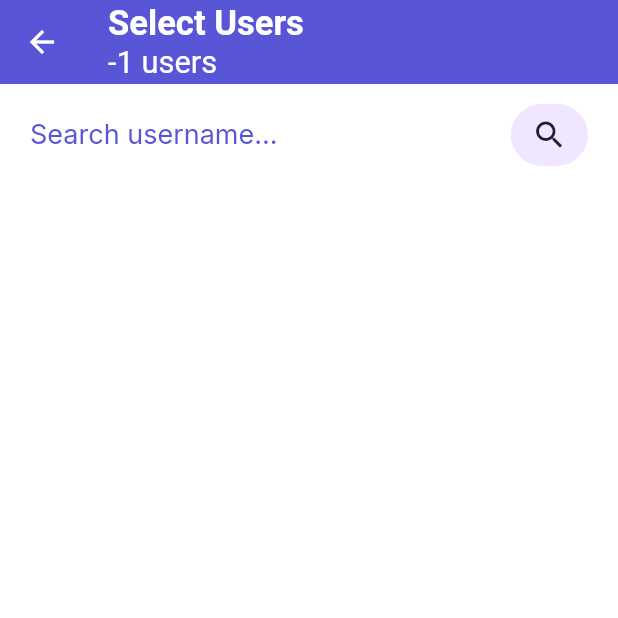
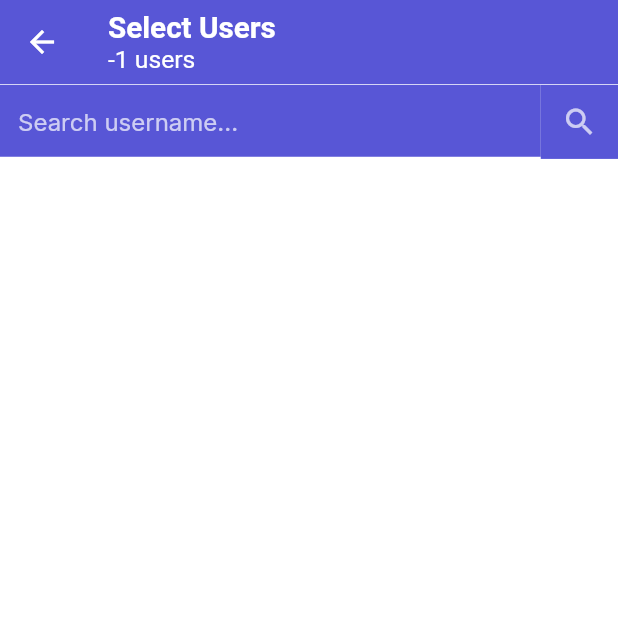
Before and after one commit to KKVANONYMOUS/Crypt-Chat, a Flutter app: the ChatRooms screen opened directly, after a tap on the "person add alt 1" icon, on a phone screen of 412 x 824 dp, the top half of it. Run offline on Flutter 3.47's test engine with Material 2 defaults, Android fonts, the phone set to English and light mode, and no system bars; our stand-ins replace cloud_firestore, firebase_auth, firebase_core, flutter_svg, google_fonts, shared_preferences; missing offline and left inert: encrypt; accounts and stored records are empty.

Commit message:
UI changes in add users screen

```diff
--- a/lib/views/chat_rooms_view.dart
+++ b/lib/views/chat_rooms_view.dart
@@ -163,20 +163,11 @@ class _ChatRoomsState extends State<ChatRooms> {
         ],
       ),
       body: Container(
-        margin: EdgeInsets.fromLTRB(0, 10.0, 0, 0),
         child: SingleChildScrollView(
           physics: BouncingScrollPhysics(),
           child: Column(
             children: [
               chatRoomsList(),
-              // ChatRoomsItem("admin_kunal","test message hai"),
-              // ChatRoomsItem("admin_kunal","test message hai"),
-              // ChatRoomsItem("admin_kunal","test message hai"),
-              // ChatRoomsItem("admin_kunal","test message hai"),
-              // ChatRoomsItem("admin_kunal","test message hai"),
-              // ChatRoomsItem("admin_kunal","test message hai"),
-              // ChatRoomsItem("admin_kunal","test message hai"),
-              // ChatRoomsItem("admin_kunal","test message hai"),
             ],
           ),
         ),
--- a/lib/views/search_view.dart
+++ b/lib/views/search_view.dart
@@ -173,7 +173,7 @@ class _SearchScreenState extends State<SearchScreen> {
               style: TextStyle(
                   color: Colors.white,
                   fontWeight: FontWeight.bold,
-                  fontSize: screenSize.height * 0.028
+                  fontSize: screenSize.height * 0.024
               ),
             ),
             Text(
@@ -181,31 +181,34 @@ class _SearchScreenState extends State<SearchScreen> {
               style: TextStyle(
                   color: Colors.white,
                   fontWeight: FontWeight.normal,
-                  fontSize: screenSize.height * 0.025
+                  fontSize: screenSize.height * 0.02
               ),
             ),
           ],
         )
-
       ),
       body:Container(
-        margin: EdgeInsets.fromLTRB(0, 10.0, 0, 0),
         child: Column(
           children: [
+            Divider(color: Colors.white70,height: 0.5),
             Container(
-              padding: EdgeInsets.symmetric(horizontal: 20.0),
               child:Row(
                 children: [
                   Expanded(
+                    child: Container(
+                      height: screenSize.height * 0.06,
                       child: TextField(
                         controller: SearchEditingController,
+                        style: TextStyle(
+                          fontSize: 16
+                        ),
                         decoration: InputDecoration(
                           hintText: 'Search username...',
-                        hintStyle: TextStyle(color: Theme.of(context).primaryColor),
+                          hintStyle: TextStyle(color: Colors.white70),
                           border:InputBorder.none,
+                          filled: true,
+                          fillColor: Constants.kPrimaryColor,
                         ),
-                      style: TextStyle(
-                        fontSize: 18.0
                       ),
                     )
                   ),
@@ -219,15 +222,14 @@ class _SearchScreenState extends State<SearchScreen> {
                       );
                     },
                     child: Container(
-                      height: screenSize.height * 0.05,
+                      height: screenSize.height * 0.06,
                         width: screenSize.width * 0.125,
                       decoration: BoxDecoration(
-                          color: Color(0xFFF1E6FF),
-                        borderRadius: BorderRadius.circular(30.0)
+                          color: Theme.of(context).primaryColor,
                       ),
-                      child: Icon(Icons.search)
+                      child: Icon(Icons.search,color: Colors.white70,)
                     ),
-                  )
+                  ),
                 ],
               )
             ),
```
Lines whose indentation alone changed are shown as unchanged.
